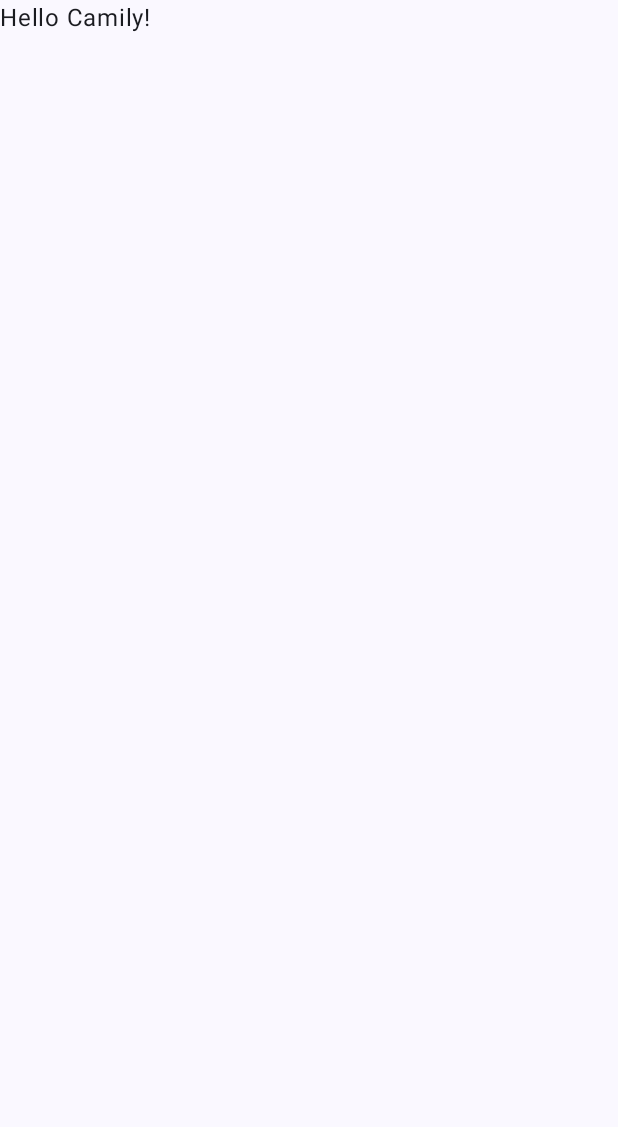
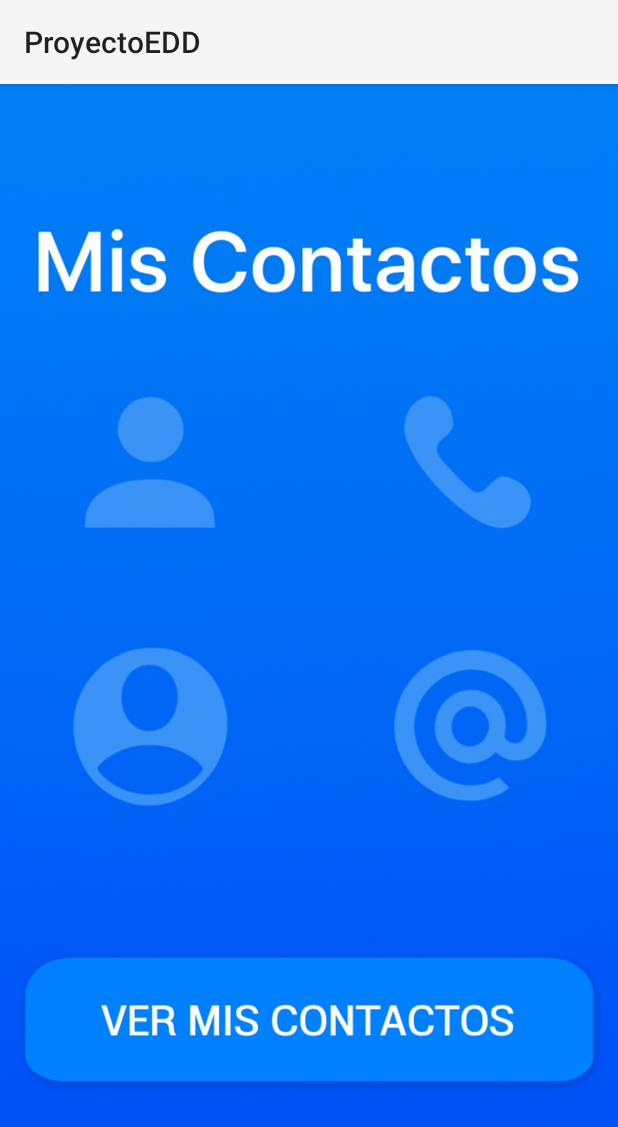
Before and after one commit to camilytzh/proyectoEDD, an Android app: the screen it shows after launch (MainActivity), on a phone screen of 412 x 824 dp. Before the commit the part shown is almost empty. Shown: the top 1127 px of the screen. Run offline under Robolectric (Android 15) with nearby library versions, the light colour scheme and no system bars.

Commit message:
Avance en Eventos

```diff
--- a/app/src/main/java/com/example/proyectoedd/ui/theme/Color.kt
+++ /dev/null
@@ -1,11 +0,0 @@
-package com.example.proyectoedd.ui.theme
-
-import androidx.compose.ui.graphics.Color
-
-val Purple80 = Color(0xFFD0BCFF)
-val PurpleGrey80 = Color(0xFFCCC2DC)
-val Pink80 = Color(0xFFEFB8C8)
-
-val Purple40 = Color(0xFF6650a4)
-val PurpleGrey40 = Color(0xFF625b71)
-val Pink40 = Color(0xFF7D5260)
--- /dev/null
+++ b/app/src/main/java/com/example/proyectoedd/ui/theme/MainActivity.java
@@ -0,0 +1,29 @@
+package com.example.proyectoedd.ui.theme;
+
+
+import android.content.Intent;
+import android.os.Bundle;
+import android.view.View;
+import android.widget.Button;
+
+import androidx.appcompat.app.AppCompatActivity;
+
+import com.example.proyectoedd.R;
+
+public class MainActivity extends AppCompatActivity {
+
+    @Override
+    protected void onCreate(Bundle savedInstanceState) {
+        super.onCreate(savedInstanceState);
+        setContentView(R.layout.activity_main);
+
+        //EVENTO PARA VER MIS CONTACTOS
+        Button btnVerContactos = findViewById(R.id.btnVerContactos);
+
+        // el parametro puede usarse como new View.OnClickListener() pero mejor usamos lambda, mas legible
+        btnVerContactos.setOnClickListener(v -> {
+            Intent intent = new Intent(MainActivity.this, ContactosActivity.class);
+            startActivity(intent);
+        });
+    }
+}
--- a/app/src/main/java/com/example/proyectoedd/ui/theme/MainActivity.kt
+++ /dev/null
@@ -1,46 +0,0 @@
-package com.example.proyectoedd.ui.theme
-
-import android.os.Bundle
-import androidx.activity.ComponentActivity
-import androidx.activity.compose.setContent
-import androidx.activity.enableEdgeToEdge
-import androidx.compose.foundation.layout.fillMaxSize
-import androidx.compose.foundation.layout.padding
-import androidx.compose.material3.Scaffold
-import androidx.compose.material3.Text
-import androidx.compose.runtime.Composable
-import androidx.compose.ui.Modifier
-import androidx.compose.ui.tooling.preview.Preview
-
-class MainActivity : ComponentActivity() {
-    override fun onCreate(savedInstanceState: Bundle?) {
-        super.onCreate(savedInstanceState)
-        enableEdgeToEdge()
-        setContent {
-            ProyectoEDDTheme {
-                Scaffold(modifier = Modifier.fillMaxSize()) { innerPadding ->
-                    Greeting(
-                        name = "Camily",
-                        modifier = Modifier.padding(innerPadding)
-                    )
-                }
-            }
-        }
-    }
-}
-
-@Composable
-fun Greeting(name: String, modifier: Modifier = Modifier) {
-    Text(
-        text = "Hello $name!",
-        modifier = modifier
-    )
-}
-
-@Preview(showBackground = true)
-@Composable
-fun GreetingPreview() {
-    ProyectoEDDTheme {
-        Greeting("Android")
-    }
-}
--- a/app/src/main/java/com/example/proyectoedd/ui/theme/Theme.kt
+++ /dev/null
@@ -1,58 +0,0 @@
-package com.example.proyectoedd.ui.theme
-
-import android.app.Activity
-import android.os.Build
-import androidx.compose.foundation.isSystemInDarkTheme
-import androidx.compose.material3.MaterialTheme
-import androidx.compose.material3.darkColorScheme
-import androidx.compose.material3.dynamicDarkColorScheme
-import androidx.compose.material3.dynamicLightColorScheme
-import androidx.compose.material3.lightColorScheme
-import androidx.compose.runtime.Composable
-import androidx.compose.ui.platform.LocalContext
-
-private val DarkColorScheme = darkColorScheme(
-    primary = Purple80,
-    secondary = PurpleGrey80,
-    tertiary = Pink80
-)
-
-private val LightColorScheme = lightColorScheme(
-    primary = Purple40,
-    secondary = PurpleGrey40,
-    tertiary = Pink40
-
-    /* Other default colors to override
-    background = Color(0xFFFFFBFE),
-    surface = Color(0xFFFFFBFE),
-    onPrimary = Color.White,
-    onSecondary = Color.White,
-    onTertiary = Color.White,
-    onBackground = Color(0xFF1C1B1F),
-    onSurface = Color(0xFF1C1B1F),
-    */
-)
-
-@Composable
-fun ProyectoEDDTheme(
-    darkTheme: Boolean = isSystemInDarkTheme(),
-    // Dynamic color is available on Android 12+
-    dynamicColor: Boolean = true,
-    content: @Composable () -> Unit
-) {
-    val colorScheme = when {
-        dynamicColor && Build.VERSION.SDK_INT >= Build.VERSION_CODES.S -> {
-            val context = LocalContext.current
-            if (darkTheme) dynamicDarkColorScheme(context) else dynamicLightColorScheme(context)
-        }
-
-        darkTheme -> DarkColorScheme
-        else -> LightColorScheme
-    }
-
-    MaterialTheme(
-        colorScheme = colorScheme,
-        typography = Typography,
-        content = content
-    )
-}
--- a/app/src/main/java/com/example/proyectoedd/ui/theme/Type.kt
+++ /dev/null
@@ -1,34 +0,0 @@
-package com.example.proyectoedd.ui.theme
-
-import androidx.compose.material3.Typography
-import androidx.compose.ui.text.TextStyle
-import androidx.compose.ui.text.font.FontFamily
-import androidx.compose.ui.text.font.FontWeight
-import androidx.compose.ui.unit.sp
-
-// Set of Material typography styles to start with
-val Typography = Typography(
-    bodyLarge = TextStyle(
-        fontFamily = FontFamily.Default,
-        fontWeight = FontWeight.Normal,
-        fontSize = 16.sp,
-        lineHeight = 24.sp,
-        letterSpacing = 0.5.sp
-    )
-    /* Other default text styles to override
-    titleLarge = TextStyle(
-        fontFamily = FontFamily.Default,
-        fontWeight = FontWeight.Normal,
-        fontSize = 22.sp,
-        lineHeight = 28.sp,
-        letterSpacing = 0.sp
-    ),
-    labelSmall = TextStyle(
-        fontFamily = FontFamily.Default,
-        fontWeight = FontWeight.Medium,
-        fontSize = 11.sp,
-        lineHeight = 16.sp,
-        letterSpacing = 0.5.sp
-    )
-    */
-)
--- a/app/src/main/res/layout/activity_main.xml
+++ b/app/src/main/res/layout/activity_main.xml
@@ -1,7 +1,34 @@
 <?xml version="1.0" encoding="utf-8"?>
-<LinearLayout xmlns:android="http://schemas.android.com/apk/res/android"
-    android:orientation="vertical"
+<RelativeLayout xmlns:android="http://schemas.android.com/apk/res/android"
+    xmlns:tools="http://schemas.android.com/tools"
     android:layout_width="match_parent"
     android:layout_height="match_parent">
 
-</LinearLayout>
+    <!-- Fondo de la actividad -->
+
+    <!-- Botón que lleva a la siguiente actividad -->
+    <ImageView
+        android:id="@+id/background_image"
+        android:layout_width="match_parent"
+        android:layout_height="match_parent"
+        android:layout_alignParentEnd="true"
+        android:layout_alignParentBottom="true"
+        android:layout_marginEnd="0dp"
+        android:layout_marginBottom="0dp"
+        android:scaleType="centerCrop"
+        android:src="@drawable/menu" />
+
+    <Button
+        android:id="@+id/btnVerContactos"
+        android:layout_width="237dp"
+        android:layout_height="wrap_content"
+        android:layout_alignParentEnd="true"
+        android:layout_alignParentBottom="true"
+        android:layout_marginEnd="83dp"
+        android:layout_marginBottom="112dp"
+        android:background="@android:color/transparent"
+        android:textColor="@android:color/transparent"
+        android:textSize="20sp"
+        tools:text="BOTON INVISIBLE XDD" />
+
+</RelativeLayout>
--- a/gradle/libs.versions.toml
+++ b/gradle/libs.versions.toml
@@ -8,8 +8,10 @@ espressoCore = "3.5.1"
 lifecycleRuntimeKtx = "2.6.1"
 activityCompose = "1.8.0"
 composeBom = "2024.09.00"
+appCompatVersion = "1.3.1"
 
 [libraries]
+androidx-appcompat = { group = "androidx.appcompat", name = "appcompat", version.ref = "appCompatVersion" }
 androidx-core-ktx = { group = "androidx.core", name = "core-ktx", version.ref = "coreKtx" }
 junit = { group = "junit", name = "junit", version.ref = "junit" }
 androidx-junit = { group = "androidx.test.ext", name = "junit", version.ref = "junitVersion" }
```
Also changed, not shown: app/build.gradle.kts (+10 -4 lines), app/src/main/AndroidManifest.xml (+6 -2 lines), app/src/main/java/com/example/proyectoedd/ui/theme/ContactosActivity.java (added, +31 -0 lines), app/src/main/java/com/example/proyectoedd/utils/ListaCircularDoble.java (added, +72 -0 lines), app/src/main/res/layout/activity_contactos.xml (added, +24 -0 lines), app/src/main/res/drawable/menu.png (added), build.gradle.kts (line endings or trailing spaces), 1 other file.
